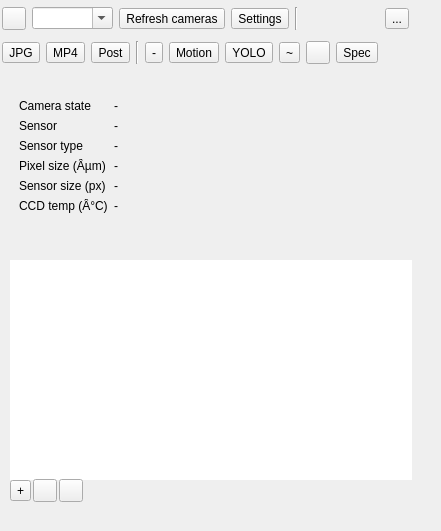
Above: plugins/feature/camera/cameragui.ui from srcejon/sdrangel before the change. Below: the same form after it.
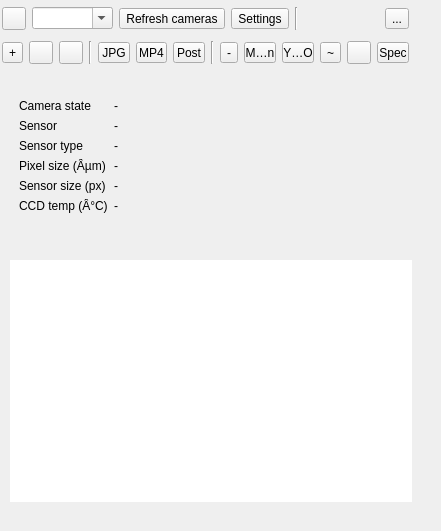
That is the form after the change. Icons and pictures are not drawn. Custom widgets are drawn as their Qt base class.

Patch:
```diff
--- a/plugins/feature/camera/cameragui.ui
+++ b/plugins/feature/camera/cameragui.ui
@@ -141,6 +141,55 @@
     </item>
     <item>
      <layout class="QHBoxLayout" name="horizontalLayout_2">
+      <item>
+       <widget class="QToolButton" name="zoomInButton">
+        <property name="toolTip">
+         <string>Zoom in</string>
+        </property>
+        <property name="text">
+         <string>+</string>
+        </property>
+        <property name="icon">
+         <iconset resource="../../../sdrgui/resources/res.qrc">
+          <normaloff>:/zoomin.png</normaloff>:/zoomin.png</iconset>
+        </property>
+       </widget>
+      </item>
+      <item>
+       <widget class="QToolButton" name="zoomOutButton">
+        <property name="toolTip">
+         <string>Zoom out</string>
+        </property>
+        <property name="text">
+         <string/>
+        </property>
+        <property name="icon">
+         <iconset resource="../../../sdrgui/resources/res.qrc">
+          <normaloff>:/zoomout.png</normaloff>:/zoomout.png</iconset>
+        </property>
+       </widget>
+      </item>
+      <item>
+       <widget class="QToolButton" name="fitInViewButton">
+        <property name="toolTip">
+         <string>Fit image in view</string>
+        </property>
+        <property name="text">
+         <string/>
+        </property>
+        <property name="icon">
+         <iconset resource="../../../sdrgui/resources/res.qrc">
+          <normaloff>:/zoomall.png</normaloff>:/zoomall.png</iconset>
+        </property>
+       </widget>
+      </item>
+      <item>
+       <widget class="Line" name="line">
+        <property name="orientation">
+         <enum>Qt::Orientation::Vertical</enum>
+        </property>
+       </widget>
+      </item>
       <item>
        <widget class="QToolButton" name="saveImageCheck">
         <property name="text">
@@ -279,7 +328,7 @@
     <rect>
      <x>10</x>
      <y>90</y>
-     <width>132</width>
+     <width>401</width>
      <height>162</height>
     </rect>
    </property>
@@ -426,68 +475,6 @@
       </property>
      </widget>
     </item>
-    <item>
-     <layout class="QHBoxLayout" name="imageZoomLayout">
-      <property name="spacing">
-       <number>2</number>
-      </property>
-      <item>
-       <widget class="QToolButton" name="zoomInButton">
-        <property name="toolTip">
-         <string>Zoom in</string>
-        </property>
-        <property name="text">
-         <string>+</string>
-        </property>
-        <property name="icon">
-         <iconset resource="../../../sdrgui/resources/res.qrc">
-          <normaloff>:/zoomin.png</normaloff>:/zoomin.png</iconset>
-        </property>
-       </widget>
-      </item>
-      <item>
-       <widget class="QToolButton" name="zoomOutButton">
-        <property name="toolTip">
-         <string>Zoom out</string>
-        </property>
-        <property name="text">
-         <string/>
-        </property>
-        <property name="icon">
-         <iconset resource="../../../sdrgui/resources/res.qrc">
-          <normaloff>:/zoomout.png</normaloff>:/zoomout.png</iconset>
-        </property>
-       </widget>
-      </item>
-      <item>
-       <widget class="QToolButton" name="fitInViewButton">
-        <property name="toolTip">
-         <string>Fit image in view</string>
-        </property>
-        <property name="text">
-         <string/>
-        </property>
-        <property name="icon">
-         <iconset resource="../../../sdrgui/resources/res.qrc">
-          <normaloff>:/zoomall.png</normaloff>:/zoomall.png</iconset>
-        </property>
-       </widget>
-      </item>
-      <item>
-       <spacer name="imageZoomSpacer">
-        <property name="orientation">
-         <enum>Qt::Orientation::Horizontal</enum>
-        </property>
-        <property name="sizeHint" stdset="0">
-         <size>
-          <width>40</width>
-          <height>20</height>
-         </size>
-        </property>
-       </spacer>
-      </item>
-     </layout>
-    </item>
    </layout>
   </widget>
  </widget>
```
